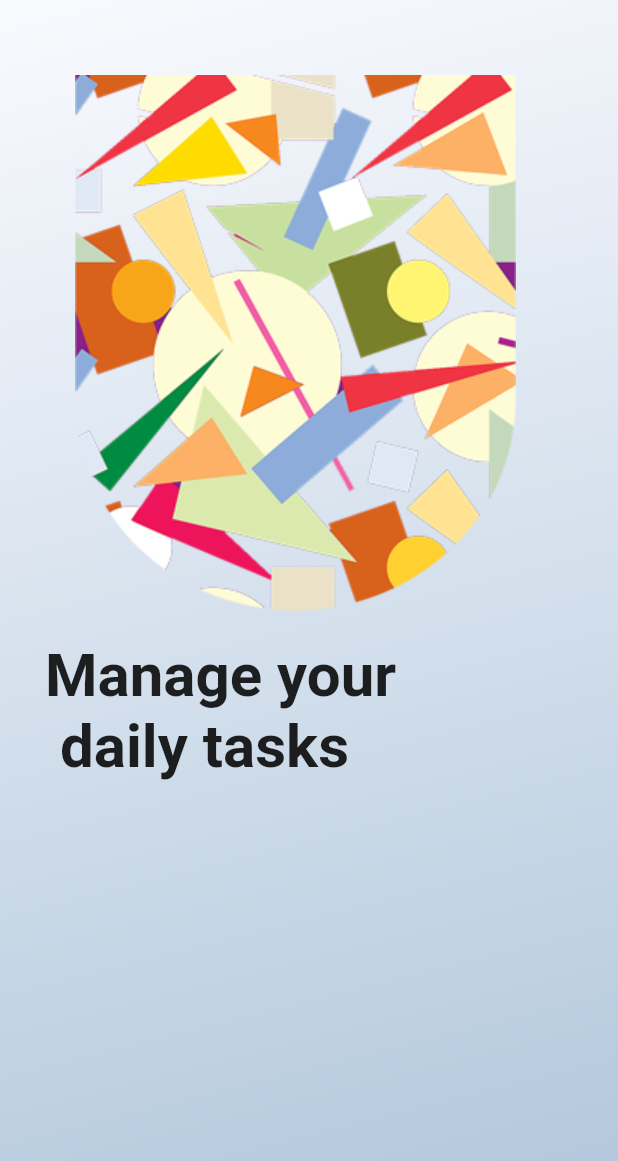
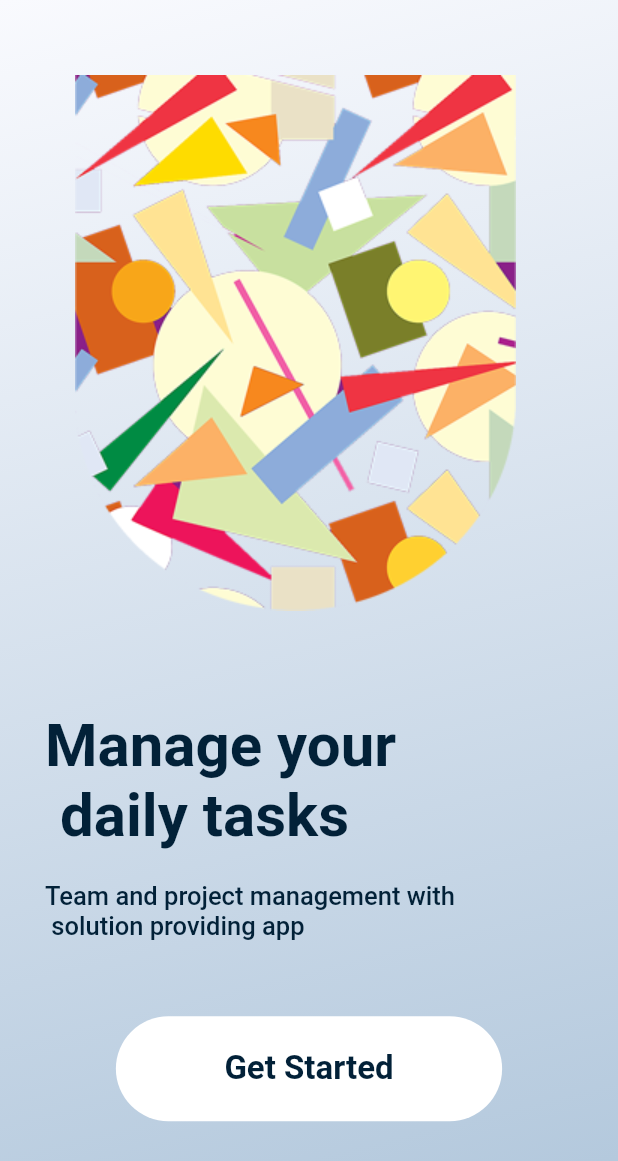
Before and after one commit to ceejayps/banking_app_2, a Flutter app: the screen it shows after launch, on a phone screen of 412 x 824 dp. Shown: the top 1161 px of the screen. Run offline on Flutter 3.47's test engine with Material 2 defaults, Android fonts, the phone set to English and light mode, and no system bars; missing offline and left inert: dart:ffi.

Commit message:
Update landingPage.dart

```diff
--- a/lib/container/pages/landingPage.dart
+++ b/lib/container/pages/landingPage.dart
@@ -26,10 +26,46 @@ class landingPage extends StatelessWidget {
                     padding: const EdgeInsets.all(20.0),
                     child: Image(image: AssetImage("assets/images/u.png")),
                   ),
+                  Spacer(),
                   Text(
                     "Manage your \n daily tasks",
-                    style: TextStyle(fontSize: 40, fontWeight: FontWeight.bold),
+                    style: TextStyle(
+                        fontSize: 40,
+                        fontWeight: FontWeight.bold,
+                        color: Color.fromARGB(255, 2, 33, 56)),
                   ),
+                  SizedBox(
+                    height: 20,
+                  ),
+                  Text(
+                    "Team and project management with \n solution providing app",
+                    style: TextStyle(
+                        fontSize: 17,
+                        fontWeight: FontWeight.w500,
+                        color: Color.fromARGB(255, 2, 33, 56)),
+                  ),
+                  SizedBox(
+                    height: 50,
+                  ),
+                  Center(
+                    child: Container(
+                      width: MediaQuery.of(context).size.width / 1.6,
+                      height: 70,
+                      decoration: BoxDecoration(
+                          color: Colors.white,
+                          borderRadius: BorderRadius.circular(50)),
+                      child: Center(
+                        child: Text(
+                          "Get Started",
+                          style: TextStyle(
+                              fontSize: 22,
+                              fontWeight: FontWeight.bold,
+                              color: Color.fromARGB(255, 2, 33, 56)),
+                        ),
+                      ),
+                    ),
+                  ),
+                  Spacer(),
                 ],
               ),
             )));
```
